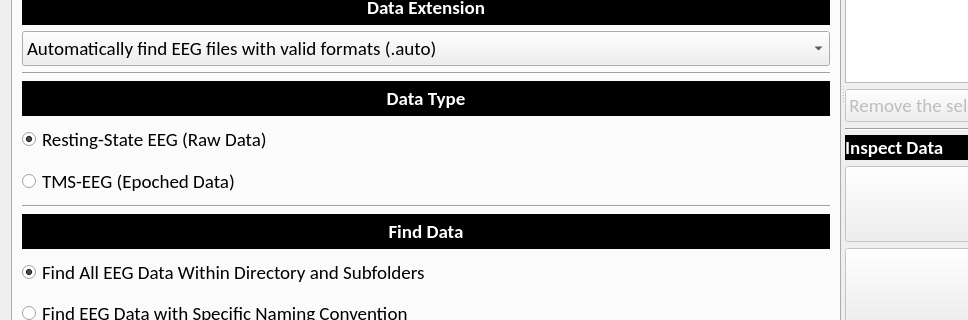
First picture: the form in EEG_COMET/ui/NewStudyWindow.ui, repository eeg-comet/eeg-comet, before the edit; both pictures show x 0 to 968 and y 310 to 630 of the 1232 by 805 pixel window.
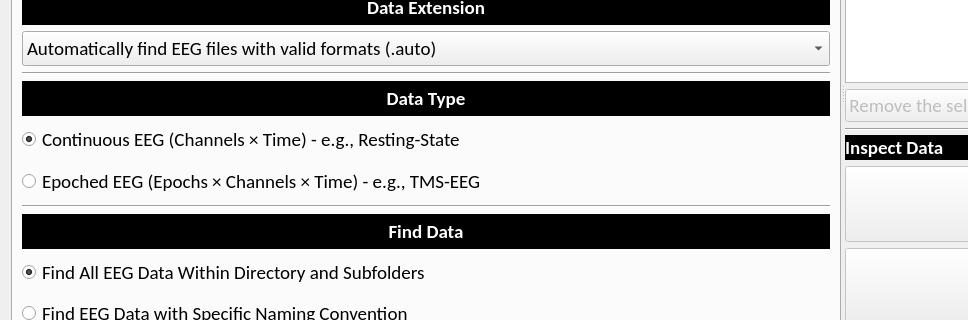
Second picture: the form after the edit.

The edit to the form file:
```diff
--- a/EEG_COMET/ui/NewStudyWindow.ui
+++ b/EEG_COMET/ui/NewStudyWindow.ui
@@ -389,7 +389,7 @@
            </font>
           </property>
           <property name="text">
-           <string>Resting-State EEG (Raw Data)</string>
+           <string>Continuous EEG (Channels × Time) - e.g., Resting-State</string>
           </property>
           <property name="checked">
            <bool>true</bool>
@@ -416,7 +416,7 @@
            <string>&lt;html&gt;&lt;head/&gt;&lt;body&gt;&lt;p&gt;&lt;span style=&quot; color:#0000ff;&quot;&gt;Currently, only preprocessed (artifact-rejected) epoched TMS-EEG data is supported. Please ensure that your data has undergone the standard cleaning pipelines before proceeding.&lt;/span&gt;&lt;/p&gt;&lt;/body&gt;&lt;/html&gt;</string>
           </property>
           <property name="text">
-           <string>TMS-EEG (Epoched Data)</string>
+           <string>Epoched EEG (Epochs × Channels × Time) - e.g., TMS-EEG</string>
           </property>
           <attribute name="buttonGroup">
            <string notr="true">DataType_ButtonGroup</string>
```
Left out of the diff: 5 changed lines with no effect on the pictures.
